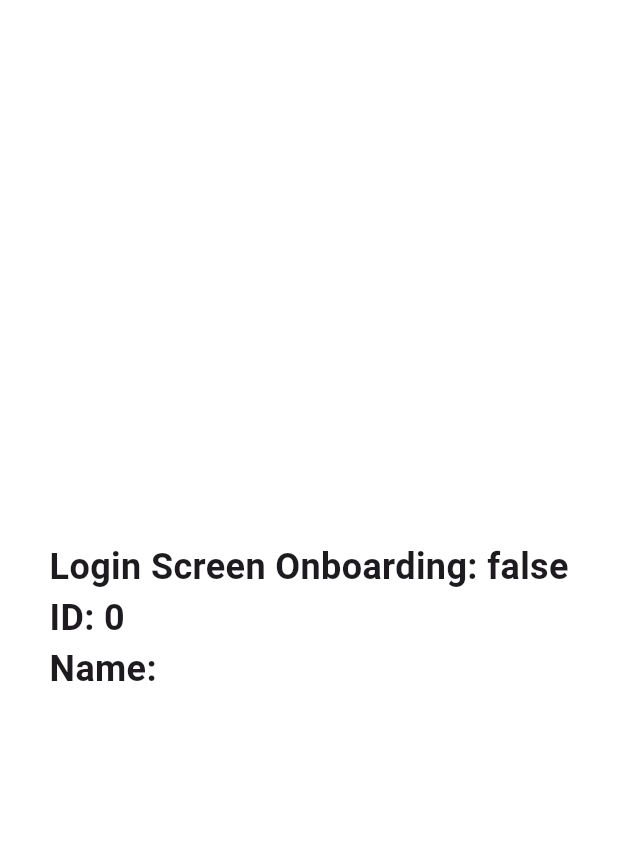
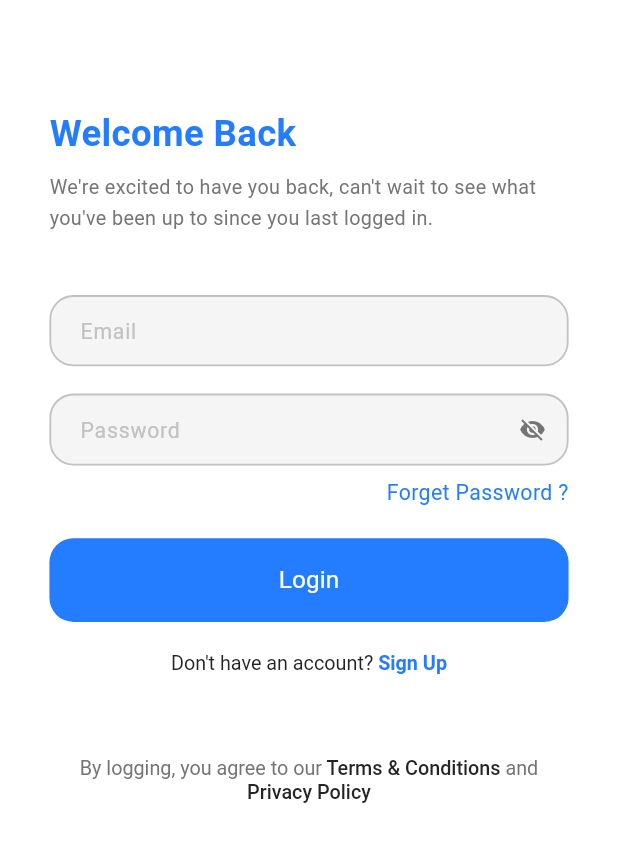
Before and after one commit to MagedEldamasy/MyFlutterAdavncedCourceApp, a Flutter app: the screen it shows after launch, after a tap on "Get Started", on a phone screen of 412 x 824 dp. Shown: the top 842 px of the screen. Run offline on Flutter 3.47's test engine with Material 3 defaults, Android fonts, the phone set to English and light mode, and no system bars; our stand-ins replace flutter_screenutil, flutter_svg.

Commit message:
no message

```diff
--- a/test_flutter_app1/lib/core/routing/app_router.dart
+++ b/test_flutter_app1/lib/core/routing/app_router.dart
@@ -13,13 +13,7 @@ class AppRouter {
       case Routes.loginScreen:
         return MaterialPageRoute(builder: (_) => LoginScreen());
       default:
-        return  MaterialPageRoute(builder: (_) => Scaffold(
-          body: Center(
-           child:  Text(
-              "no Route For ${settings.name}"
-            )
-          )
-        ));
+        return null;
     }
   }
 }
--- a/test_flutter_app1/lib/core/them/styles.dart
+++ b/test_flutter_app1/lib/core/them/styles.dart
@@ -3,11 +3,22 @@ import 'package:flutter_screenutil/flutter_screenutil.dart';
 import 'package:test_flutter_app1/core/them/colors.dart';
 import 'package:test_flutter_app1/core/them/font_weight_helper.dart';
 
-class TextStyles {
+class AppTextStyles {
   static TextStyle font24BlackBold = TextStyle(
     fontSize: 24.sp,
     color: const Color.fromRGBO(0, 0, 0, 1),
     fontWeight: FontWeightHelper.bold,
+  );
+
+  static TextStyle font24BLueBold = TextStyle(
+    fontSize: 24.sp,
+    color: ColorsManager.mainBlue,
+    fontWeight: FontWeightHelper.bold,
+  );
+  static TextStyle font14BLueReguler = TextStyle(
+    fontSize: 14.sp,
+    color: ColorsManager.mainBlue,
+    fontWeight: FontWeightHelper.regular,
   );
   static TextStyle font32BLueBold = TextStyle(
     fontSize: 32.sp,
@@ -19,10 +30,34 @@ class TextStyles {
     color: ColorsManager.gray,
     fontWeight: FontWeightHelper.regular,
   );
-
+  static TextStyle font14LightGrayRegular = TextStyle(
+    fontSize: 14.sp,
+    color: ColorsManager.lightGray,
+    fontWeight: FontWeightHelper.regular,
+  );
+    static TextStyle font14BlackRegular = TextStyle(
+    fontSize: 14.sp,
+    color: Colors.black,
+    fontWeight: FontWeightHelper.regular,
+  );
   static TextStyle font16WhiteRegular = TextStyle(
     fontSize: 16.sp,
     color: Colors.white,
     fontWeight: FontWeightHelper.regular,
   );
+    static TextStyle font13DarkBlueMedium = TextStyle(
+    fontSize: 13.sp,
+    fontWeight: FontWeightHelper.medium,
+    color: ColorsManager.darkBlue,
+  );
+  static TextStyle font13DarkBlueRegular = TextStyle(
+    fontSize: 13.sp,
+    fontWeight: FontWeightHelper.regular,
+    color: ColorsManager.darkBlue,
+  );
+    static TextStyle font13BlueSemiBold = TextStyle(
+    fontSize: 13.sp,
+    fontWeight: FontWeightHelper.semiBold,
+    color: ColorsManager.mainBlue,
+  );
 }
--- a/test_flutter_app1/lib/core/widgets/app_text_button.dart
+++ b/test_flutter_app1/lib/core/widgets/app_text_button.dart
@@ -44,7 +44,7 @@ class AppTextButton extends StatelessWidget {
           ),
         ),
         fixedSize: WidgetStateProperty.all(
-          Size(buttonWidth?.w ?? double.maxFinite, buttonHeight ?? 50.h),
+          Size(buttonWidth?.w ?? double.maxFinite, buttonHeight ?? 55.h),
         ),
       ),
       onPressed: onPressed,
--- /dev/null
+++ b/test_flutter_app1/lib/core/widgets/app_text_form_filed.dart
@@ -0,0 +1,66 @@
+import 'package:flutter/material.dart';
+import 'package:flutter_screenutil/flutter_screenutil.dart';
+import 'package:test_flutter_app1/core/them/colors.dart';
+import 'package:test_flutter_app1/core/them/styles.dart';
+
+class AppTextFormField extends StatelessWidget {
+  final EdgeInsetsGeometry? contentPadding;
+  final InputBorder? focusedBorder;
+  final InputBorder? enabledBorder;
+  final TextStyle? inputTextStyle;
+  final TextStyle? hintStyle;
+  final String hintText;
+  final bool? isObscureText;
+  final Widget? suffixIcon;
+  final Color? backgroundColor;
+  const AppTextFormField({
+    super.key,
+    this.contentPadding,
+    this.focusedBorder,
+    this.enabledBorder,
+    this.inputTextStyle,
+    this.hintStyle,
+    required this.hintText,
+    this.isObscureText,
+    this.suffixIcon,
+    this.backgroundColor,
+  });
+
+  @override
+  Widget build(BuildContext context) {
+    return TextFormField(
+      cursorColor: ColorsManager.mainBlue,
+      decoration: InputDecoration(
+        //to reomve all  defalt padding
+        isDense: true,
+        contentPadding:
+            contentPadding ??
+            EdgeInsets.symmetric(horizontal: 15.w, vertical: 13.h),
+        focusedBorder:
+            focusedBorder ??
+            OutlineInputBorder(
+              borderSide: BorderSide(color: ColorsManager.mainBlue, width: 1.2),
+              borderRadius: BorderRadius.circular(16),
+            ),
+        enabledBorder:
+            enabledBorder ??
+            OutlineInputBorder(
+              borderSide: BorderSide(
+                color: ColorsManager.lightGray,
+                width: 1.2,
+              ),
+              borderRadius: BorderRadius.circular(16),
+            ),
+        hintStyle: hintStyle ?? AppTextStyles.font14LightGrayRegular,
+        hintText: hintText,
+        suffixIcon: suffixIcon,
+        fillColor: backgroundColor?? ColorsManager.moreLighterGray,
+        filled: true
+
+      ),
+      obscureText: isObscureText ?? false,
+      style: AppTextStyles.font14BlackRegular,
+
+    );
+  }
+}
--- a/test_flutter_app1/lib/doc_app.dart
+++ b/test_flutter_app1/lib/doc_app.dart
@@ -17,6 +17,7 @@ class DocApp extends StatelessWidget {
         title: "flutter doc app",
         theme: ThemeData(
           primaryColor: ColorsManager.mainBlue,
+
           scaffoldBackgroundColor: Colors.white,
         ),
         debugShowCheckedModeBanner: false,
--- a/test_flutter_app1/lib/features/login/ui/login_screen.dart
+++ b/test_flutter_app1/lib/features/login/ui/login_screen.dart
@@ -1,21 +1,99 @@
 import 'package:flutter/material.dart';
+import 'package:flutter_screenutil/flutter_screenutil.dart';
+import 'package:test_flutter_app1/core/helpers/spacing.dart';
+import 'package:test_flutter_app1/core/them/colors.dart';
+import 'package:test_flutter_app1/core/them/styles.dart';
+import 'package:test_flutter_app1/core/widgets/app_text_button.dart';
+import 'package:test_flutter_app1/core/widgets/app_text_form_filed.dart';
+import 'package:test_flutter_app1/features/login/ui/widgets/dont_have_account_text.dart';
+import 'package:test_flutter_app1/features/login/ui/widgets/terms_and_conditions_text.dart';
 
-class LoginScreen extends StatelessWidget {
+class LoginScreen extends StatefulWidget {
   const LoginScreen({super.key});
 
   @override
+  State<LoginScreen> createState() => _LoginScreenState();
+}
+
+class _LoginScreenState extends State<LoginScreen> {
+  final formKey = GlobalKey<FormState>();
+  bool isObscureTextState = true;
+  @override
   Widget build(BuildContext context) {
-    final args =
-        ModalRoute.of(context)?.settings.arguments as Map<String, dynamic>?;
+    // final args =
+    //     ModalRoute.of(context)?.settings.arguments as Map<String, dynamic>?;
 
-    final bool isFromOnboarding = args?['isFromOnboarding'] ?? false;
-    final int id = args?['id'] ?? 0;
-    final String name = args?['name'] ?? '';
+    // final bool isFromOnboarding = args?['isFromOnboarding'] ?? false;
+    // final int id = args?['id'] ?? 0;
+    // final String name = args?['name'] ?? '';
     return Scaffold(
-      body: Center(
-        child: Text(
-          'Login Screen Onboarding: $isFromOnboarding\nID: $id\nName: $name',
-          style: TextStyle(fontSize: 24, fontWeight: FontWeight.bold),
+      body: SafeArea(
+        child: Padding(
+          padding: EdgeInsets.symmetric(horizontal: 30.w, vertical: 50.h),
+          child: SingleChildScrollView(
+            child: Column(
+              crossAxisAlignment: CrossAxisAlignment.start,
+              children: [
+                 verticalSpace(20),
+                Text("Welcome Back", style: AppTextStyles.font24BLueBold),
+                verticalSpace(8),
+                Text(
+                  "We're excited to have you back, can't wait to see what you've been up to since you last logged in.",
+                  style: AppTextStyles.font13GrayRegular.copyWith(height: 1.6),
+                ),
+                verticalSpace(40),
+                Form(
+                  key: formKey,
+                  child: Column(
+                    children: [
+                      AppTextFormField(hintText: "Email"),
+                      verticalSpace(18),
+                      AppTextFormField(
+                        hintText: "Password",
+                        isObscureText: isObscureTextState,
+                        suffixIcon: GestureDetector(
+                          onTap: () {
+                            setState(() {
+                              isObscureTextState = !isObscureTextState;
+                            });
+                          },
+                          child: Icon(
+                            isObscureTextState
+                                ? Icons.visibility_off
+                                : Icons.visibility,
+                            color: isObscureTextState
+                                ? ColorsManager.gray
+                                : ColorsManager.mainBlue,
+                          ),
+                        ),
+                      ),
+                      verticalSpace(8),
+                     Row(
+                      mainAxisAlignment: MainAxisAlignment.end,
+                       children: [
+                         Text(
+                              "Forget Password ?",
+                             textAlign: TextAlign.end,
+                              style: AppTextStyles.font14BLueReguler,
+                            ),
+                       ],
+                     ),
+                      verticalSpace(20),
+                      AppTextButton(
+                        buttonText: "Login",
+                        textStyle: AppTextStyles.font16WhiteRegular,
+                        onPressed: () {},
+                      ),
+                         verticalSpace(20),
+                      DontHaveAccountText(),
+                         verticalSpace(50),
+                      TermsAndConditionsText()
+                    ],
+                  ),
+                ),
+              ],
+            ),
+          ),
         ),
       ),
     );
--- /dev/null
+++ b/test_flutter_app1/lib/features/login/ui/widgets/dont_have_account_text.dart
@@ -0,0 +1,31 @@
+import 'package:flutter/material.dart';
+import 'package:test_flutter_app1/core/them/styles.dart';
+
+
+
+class DontHaveAccountText extends StatelessWidget {
+  const DontHaveAccountText({super.key});
+
+  @override
+  Widget build(BuildContext context) {
+    return RichText(
+      textAlign: TextAlign.center,
+      text: TextSpan(
+        children: [
+          TextSpan(
+            text: 'Don\'t have an account?',
+            style: AppTextStyles.font13DarkBlueRegular,
+          ),
+          TextSpan(
+            text: ' Sign Up',
+            style: AppTextStyles.font13BlueSemiBold,
+            // recognizer: TapGestureRecognizer()
+            //   ..onTap = () {
+            //     context.pushReplacementNamed(Routes.signUpScreen);
+            //   },
+          ),
+        ],
+      ),
+    );
+  }
+}
--- /dev/null
+++ b/test_flutter_app1/lib/features/login/ui/widgets/terms_and_conditions_text.dart
@@ -0,0 +1,34 @@
+import 'package:flutter/material.dart';
+import 'package:test_flutter_app1/core/them/styles.dart';
+
+
+class TermsAndConditionsText extends StatelessWidget {
+  const TermsAndConditionsText({super.key});
+
+  @override
+  Widget build(BuildContext context) {
+    return RichText(
+      textAlign: TextAlign.center,
+      text: TextSpan(
+        children: [
+          TextSpan(
+            text: 'By logging, you agree to our',
+            style: AppTextStyles.font13GrayRegular,
+          ),
+          TextSpan(
+            text: ' Terms & Conditions',
+            style: AppTextStyles.font13DarkBlueMedium,
+          ),
+          TextSpan(
+            text: ' and',
+            style: AppTextStyles.font13GrayRegular.copyWith(height: 1.5),
+          ),
+          TextSpan(
+            text: ' Privacy Policy',
+            style: AppTextStyles.font13DarkBlueMedium,
+          ),
+        ],
+      ),
+    );
+  }
+}
--- a/test_flutter_app1/lib/features/onBording/ui/onbording_screen.dart
+++ b/test_flutter_app1/lib/features/onBording/ui/onbording_screen.dart
@@ -29,14 +29,14 @@ class OnboardingScreen extends StatelessWidget {
                       Text(
                         "Manage and schedule all of your medical appointments easily with Docdoc to get a new experience.",
                         textAlign: TextAlign.center,
-                        style: TextStyles.font13GrayRegular,
+                        style: AppTextStyles.font13GrayRegular,
                       ),
                       SizedBox(height: 30.h),
                       AppTextButton(
                         buttonText: "Get Started",
-                        textStyle: TextStyles.font16WhiteRegular,
+                        textStyle: AppTextStyles.font16WhiteRegular,
                         onPressed: () {
-                          var map = Map<String, dynamic>();
+                          var map = <String, dynamic>{};
                           map["isFromOnboarding"] = true;
                           map["id"] = 1;
                           map["name"] = "test";
--- a/test_flutter_app1/lib/features/onBording/ui/widgets/doctor_image_and_text.dart
+++ b/test_flutter_app1/lib/features/onBording/ui/widgets/doctor_image_and_text.dart
@@ -29,7 +29,7 @@ class DoctorImageAndText extends StatelessWidget {
           child: Text(
             "Best Doctor\nAppointment App",
             textAlign: TextAlign.center,
-            style: TextStyles.font32BLueBold.copyWith(height: 1.4),
+            style: AppTextStyles.font32BLueBold.copyWith(height: 1.4),
           ),
         ),
       ],
--- a/test_flutter_app1/lib/features/onBording/ui/widgets/onbording_tool_bar.dart
+++ b/test_flutter_app1/lib/features/onBording/ui/widgets/onbording_tool_bar.dart
@@ -13,7 +13,7 @@ class OnborardingToolBar extends StatelessWidget {
       children: [
         SvgPicture.asset('assets/svgs/docdoc_logo.svg'),
         SizedBox(width: 10.w),
-        Text("DocDoc", style: TextStyles.font24BlackBold),
+        Text("DocDoc", style: AppTextStyles.font24BlackBold),
       ],
     );
   }
```
Also changed, not shown: 1 other file.
